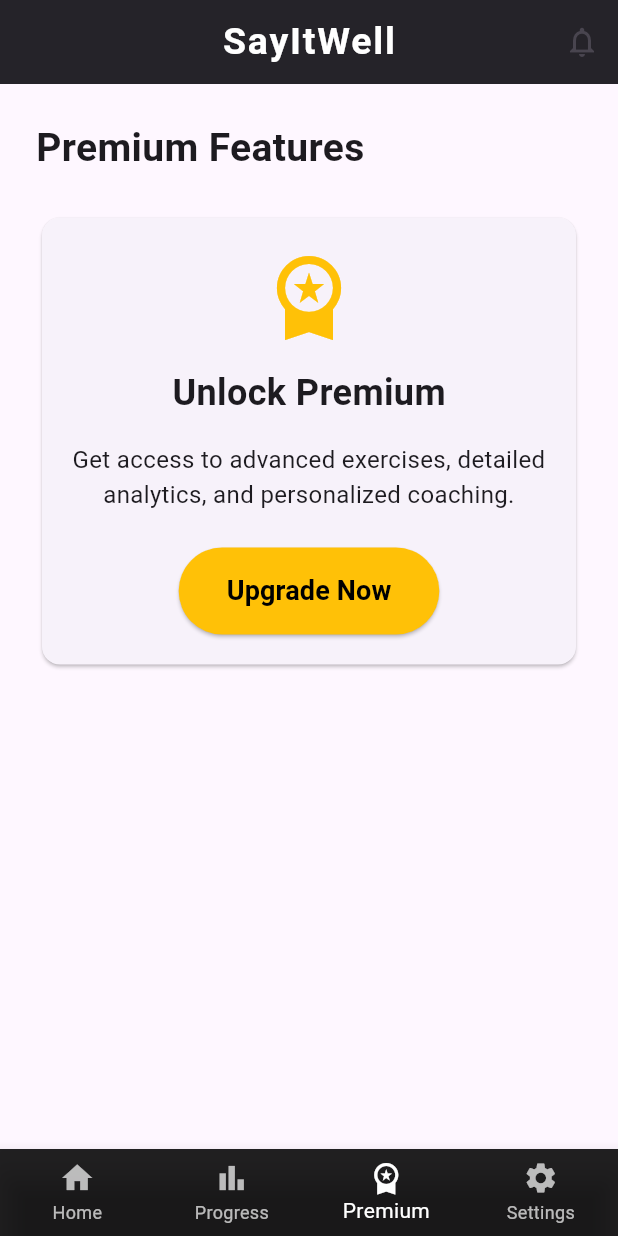
After one commit to VinnyBui/SayItWell, a Flutter app: the screen it shows after launch, item 3 of the bottom bar chosen, after a tap on "Upgrade Now", on a phone screen of 412 x 824 dp. The commit adds this screen. Run offline on Flutter 3.47's test engine with Material 3 defaults, Android fonts, the light colour scheme and no system bars.

Commit message:
create functional components and route it to bottom nav bar

```diff
--- a/lib/screens/home_screen.dart
+++ b/lib/screens/home_screen.dart
@@ -1,4 +1,8 @@
 import 'package:flutter/material.dart';
+import '../widgets/exercise_card.dart';
+import 'progress_screen.dart';
+import 'premium_screen.dart';
+import 'settings_screen.dart';
 
 class HomeScreen extends StatefulWidget {
   const HomeScreen({super.key});
@@ -9,6 +13,14 @@ class HomeScreen extends StatefulWidget {
 
 class _HomeScreenState extends State<HomeScreen> {
   int selectedIndex = 0;
+
+  // List of screens/widgets for each tab
+  final List<Widget> _screens = [
+    const HomeContent(),
+    const ProgressScreen(),
+    const PremiumScreen(),
+    const SettingsScreen(),
+  ];
 
   @override
   Widget build(BuildContext context) {
@@ -36,31 +48,7 @@ class _HomeScreenState extends State<HomeScreen> {
           ),
         ],
       ),
-
-      body: Padding(
-        padding: const EdgeInsets.all(24.0),
-        child: Column(
-          crossAxisAlignment: CrossAxisAlignment.stretch,
-          children: [
-            const Text(
-              "Today's Exercises",
-              style: TextStyle(fontSize: 26, fontWeight: FontWeight.bold),
-            ),
-            const SizedBox(height: 24),
-            _buildExerciseCard("Tongue Twister Clarity"),
-            _buildExerciseCard("Volume / Projection Drill"),
-            _buildExerciseCard("Slow-Down Drill"),
-            _buildExerciseCard("Repeat After Me"),
-            const SizedBox(height: 24),
-            const Text(
-              "Stay consistent and improve your clarity every day.",
-              textAlign: TextAlign.center,
-              style: TextStyle(fontSize: 16, color: Colors.grey),
-            ),
-          ],
-        ),
-      ),
-
+      body: _screens[selectedIndex],
       bottomNavigationBar: BottomNavigationBar(
         backgroundColor: Colors.black87,
         selectedItemColor: Colors.white,
@@ -73,10 +61,7 @@ class _HomeScreenState extends State<HomeScreen> {
           });
         },
         items: const [
-          BottomNavigationBarItem(
-            icon: Icon(Icons.home),
-            label: 'Home',
-          ),
+          BottomNavigationBarItem(icon: Icon(Icons.home), label: 'Home'),
           BottomNavigationBarItem(
             icon: Icon(Icons.bar_chart),
             label: 'Progress',
@@ -93,31 +78,35 @@ class _HomeScreenState extends State<HomeScreen> {
       ),
     );
   }
+}
 
-  Widget _buildExerciseCard(String title) {
-    return Container(
-      margin: const EdgeInsets.symmetric(vertical: 5.0, horizontal: 30.0),
-      child: SizedBox(
-        width: 300,
-        height: 130,
-        child: Card(
-          shape: RoundedRectangleBorder(
-            borderRadius: BorderRadius.circular(16),
+// Home Content Widget
+class HomeContent extends StatelessWidget {
+  const HomeContent({super.key});
+
+  @override
+  Widget build(BuildContext context) {
+    return Padding(
+      padding: const EdgeInsets.all(24.0),
+      child: Column(
+        crossAxisAlignment: CrossAxisAlignment.stretch,
+        children: [
+          const Text(
+            "Today's Exercises",
+            style: TextStyle(fontSize: 26, fontWeight: FontWeight.bold),
           ),
-          elevation: 3,
-          child: Padding(
-            padding: const EdgeInsets.all(20.0),
-            child: Center(
-              child: Text(
-                title,
-                style: const TextStyle(
-                  fontSize: 20,
-                  fontWeight: FontWeight.w600,
-                ),
-              ),
-            ),
+          const SizedBox(height: 24),
+          const ExerciseCard(title: "Tongue Twister Clarity"),
+          const ExerciseCard(title: "Volume / Projection Drill"),
+          const ExerciseCard(title: "Slow-Down Drill"),
+          const ExerciseCard(title: "Repeat After Me"),
+          const SizedBox(height: 24),
+          const Text(
+            "Stay consistent and improve your clarity every day.",
+            textAlign: TextAlign.center,
+            style: TextStyle(fontSize: 16, color: Colors.grey),
           ),
-        ),
+        ],
       ),
     );
   }
--- /dev/null
+++ b/lib/screens/premium_screen.dart
@@ -0,0 +1,68 @@
+import 'package:flutter/material.dart';
+
+class PremiumScreen extends StatelessWidget {
+  const PremiumScreen({super.key});
+
+  @override
+  Widget build(BuildContext context) {
+    return Padding(
+      padding: const EdgeInsets.all(24.0),
+      child: Column(
+        crossAxisAlignment: CrossAxisAlignment.stretch,
+        children: [
+          const Text(
+            "Premium Features",
+            style: TextStyle(fontSize: 26, fontWeight: FontWeight.bold),
+          ),
+          const SizedBox(height: 24),
+          Card(
+            child: Padding(
+              padding: const EdgeInsets.all(20.0),
+              child: Column(
+                children: [
+                  const Icon(
+                    Icons.workspace_premium,
+                    size: 64,
+                    color: Colors.amber,
+                  ),
+                  const SizedBox(height: 16),
+                  const Text(
+                    "Unlock Premium",
+                    style: TextStyle(fontSize: 24, fontWeight: FontWeight.bold),
+                  ),
+                  const SizedBox(height: 16),
+                  const Text(
+                    "Get access to advanced exercises, detailed analytics, and personalized coaching.",
+                    textAlign: TextAlign.center,
+                    style: TextStyle(fontSize: 16),
+                  ),
+                  const SizedBox(height: 24),
+                  ElevatedButton(
+                    onPressed: () {
+                      // TODO: Implement premium upgrade
+                    },
+                    style: ElevatedButton.styleFrom(
+                      backgroundColor: Colors.amber,
+                      foregroundColor: Colors.black,
+                      padding: const EdgeInsets.symmetric(
+                        horizontal: 32,
+                        vertical: 16,
+                      ),
+                    ),
+                    child: const Text(
+                      "Upgrade Now",
+                      style: TextStyle(
+                        fontSize: 18,
+                        fontWeight: FontWeight.bold,
+                      ),
+                    ),
+                  ),
+                ],
+              ),
+            ),
+          ),
+        ],
+      ),
+    );
+  }
+}
--- /dev/null
+++ b/lib/widgets/exercise_card.dart
@@ -0,0 +1,41 @@
+import 'package:flutter/material.dart';
+
+class ExerciseCard extends StatelessWidget {
+  final String title;
+  final VoidCallback? onTap;
+
+  const ExerciseCard({super.key, required this.title, this.onTap});
+
+  @override
+  Widget build(BuildContext context) {
+    return Container(
+      margin: const EdgeInsets.symmetric(vertical: 5.0, horizontal: 30.0),
+      child: SizedBox(
+        width: 300,
+        height: 130,
+        child: Card(
+          shape: RoundedRectangleBorder(
+            borderRadius: BorderRadius.circular(16),
+          ),
+          elevation: 3,
+          child: InkWell(
+            onTap: onTap,
+            borderRadius: BorderRadius.circular(16),
+            child: Padding(
+              padding: const EdgeInsets.all(20.0),
+              child: Center(
+                child: Text(
+                  title,
+                  style: const TextStyle(
+                    fontSize: 20,
+                    fontWeight: FontWeight.w600,
+                  ),
+                ),
+              ),
+            ),
+          ),
+        ),
+      ),
+    );
+  }
+}
```
Also changed, not shown: lib/screens/progress_screen.dart (added, +77 -0 lines), lib/screens/settings_screen.dart (added, +76 -0 lines).
